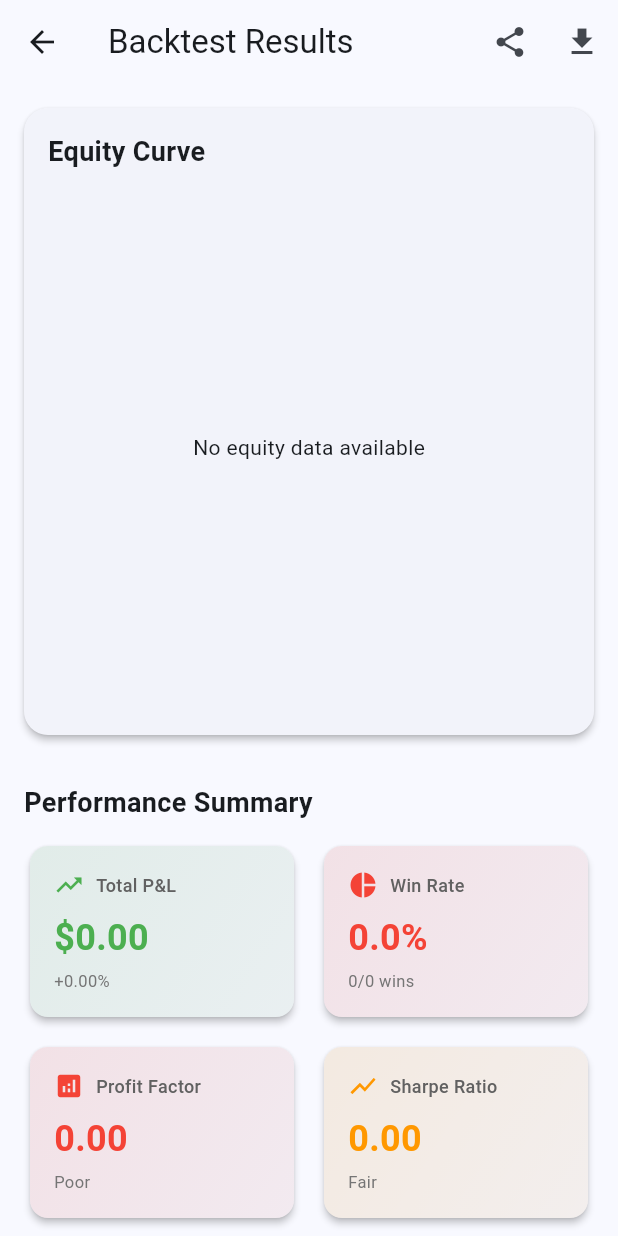
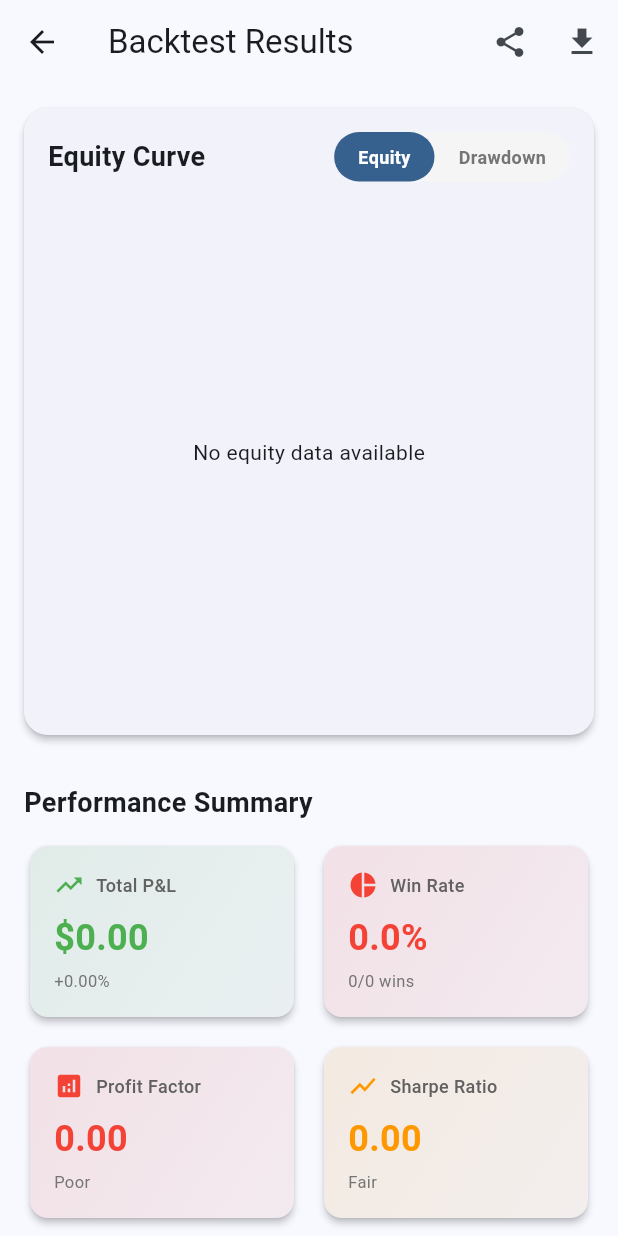
Before and after one commit to jjaenal/backtest-x, a Flutter app: the BacktestResultView screen opened directly with empty values, on a phone screen of 412 x 824 dp. Run offline on Flutter 3.47's test engine with Material 3 defaults, Android fonts, the phone set to English and light mode, and no system bars; our stand-ins replace csv, file_picker, fl_chart, font_awesome_flutter, freezed_annotation, logger and 5 more; missing offline and left inert: universal_html; accounts and stored records are empty.

Commit message:
add switch mode on equity curve

```diff
--- a/lib/ui/views/backtest_result/backtest_result_view.dart
+++ b/lib/ui/views/backtest_result/backtest_result_view.dart
@@ -52,12 +52,44 @@ class BacktestResultView extends StackedView<BacktestResultViewModel> {
                   child: Column(
                     crossAxisAlignment: CrossAxisAlignment.start,
                     children: [
-                      const Text(
-                        'Equity Curve',
-                        style: TextStyle(
-                          fontSize: 18,
-                          fontWeight: FontWeight.bold,
-                        ),
+                      Row(
+                        mainAxisAlignment: MainAxisAlignment.spaceBetween,
+                        children: [
+                          Text(
+                            viewModel.chartMode == ChartMode.equity
+                                ? 'Equity Curve'
+                                : 'Drawdown Chart',
+                            style: const TextStyle(
+                              fontSize: 18,
+                              fontWeight: FontWeight.bold,
+                            ),
+                          ),
+                          Container(
+                            decoration: BoxDecoration(
+                              color: Colors.grey[100],
+                              borderRadius: BorderRadius.circular(25),
+                            ),
+                            child: Row(
+                              mainAxisSize: MainAxisSize.min,
+                              children: [
+                                _buildModeButton(
+                                  context,
+                                  'Equity',
+                                  ChartMode.equity,
+                                  viewModel.chartMode == ChartMode.equity,
+                                  () => viewModel.setChartMode(ChartMode.equity),
+                                ),
+                                _buildModeButton(
+                                  context,
+                                  'Drawdown',
+                                  ChartMode.drawdown,
+                                  viewModel.chartMode == ChartMode.drawdown,
+                                  () => viewModel.setChartMode(ChartMode.drawdown),
+                                ),
+                              ],
+                            ),
+                          ),
+                        ],
                       ),
                       const SizedBox(height: 8),
                       Expanded(
@@ -66,7 +98,8 @@ class BacktestResultView extends StackedView<BacktestResultViewModel> {
                           initialCapital: result.summary.totalPnl > 0
                               ? result.equityCurve.first.equity
                               : 10000, // Default initial capital
-                          showDrawdown: true,
+                          showDrawdown: viewModel.chartMode == ChartMode.drawdown,
+                          chartMode: viewModel.chartMode,
                         ),
                       ),
                     ],
@@ -624,6 +657,33 @@ class BacktestResultView extends StackedView<BacktestResultViewModel> {
     );
   }
 
+  Widget _buildModeButton(
+    BuildContext context,
+    String label,
+    ChartMode mode,
+    bool isSelected,
+    VoidCallback onTap,
+  ) {
+    return GestureDetector(
+      onTap: onTap,
+      child: Container(
+        padding: const EdgeInsets.symmetric(horizontal: 16, vertical: 8),
+        decoration: BoxDecoration(
+          color: isSelected ? Theme.of(context).primaryColor : Colors.transparent,
+          borderRadius: BorderRadius.circular(20),
+        ),
+        child: Text(
+          label,
+          style: TextStyle(
+            fontSize: 12,
+            fontWeight: FontWeight.w600,
+            color: isSelected ? Colors.white : Colors.grey[600],
+          ),
+        ),
+      ),
+    );
+  }
+
   @override
   BacktestResultViewModel viewModelBuilder(BuildContext context) =>
       BacktestResultViewModel(result);
--- a/lib/ui/views/backtest_result/backtest_result_viewmodel.dart
+++ b/lib/ui/views/backtest_result/backtest_result_viewmodel.dart
@@ -12,11 +12,30 @@ import 'dart:io';
 import 'package:universal_html/html.dart' if (dart.library.html) 'dart:html'
     as html;
 
+enum ChartMode { equity, drawdown }
+
 class BacktestResultViewModel extends BaseViewModel {
   final BacktestResult result;
   final _snackbarService = locator<SnackbarService>();
 
+  // Chart mode state
+  ChartMode _chartMode = ChartMode.equity;
+  ChartMode get chartMode => _chartMode;
+
   BacktestResultViewModel(this.result);
+
+  // Method untuk mengubah chart mode
+  void setChartMode(ChartMode mode) {
+    _chartMode = mode;
+    notifyListeners();
+  }
+
+  // Toggle chart mode
+  void toggleChartMode() {
+    _chartMode =
+        _chartMode == ChartMode.equity ? ChartMode.drawdown : ChartMode.equity;
+    notifyListeners();
+  }
 
   // Properti tambahan untuk data yang tidak ada di BacktestResult
   String get strategyName => 'Strategy ${result.strategyId}';
@@ -164,7 +183,9 @@ Generated by BacktestX
     final anchor = html.AnchorElement(href: url)
       ..setAttribute('download', fileName)
       ..click();
-    html.Url.revokeObjectUrl(url);
+    if (anchor.href != null) {
+      html.Url.revokeObjectUrl(url);
+    }
   }
 
   Future<void> _saveFileForMobile(String csv, String fileName) async {
--- a/lib/ui/widgets/equity_curve_chart.dart
+++ b/lib/ui/widgets/equity_curve_chart.dart
@@ -1,4 +1,5 @@
 import 'package:backtestx/models/trade.dart';
+import 'package:backtestx/ui/views/backtest_result/backtest_result_viewmodel.dart';
 import 'package:fl_chart/fl_chart.dart';
 import 'package:flutter/material.dart';
 
@@ -6,12 +7,14 @@ class EquityCurveChart extends StatelessWidget {
   final List<EquityPoint> equityCurve;
   final double initialCapital;
   final bool showDrawdown;
+  final ChartMode? chartMode;
 
   const EquityCurveChart({
     Key? key,
     required this.equityCurve,
     required this.initialCapital,
     this.showDrawdown = true,
+    this.chartMode,
   }) : super(key: key);
 
   @override
@@ -20,22 +23,31 @@ class EquityCurveChart extends StatelessWidget {
       return const Center(child: Text('No equity data available'));
     }
 
+    // Jika chartMode diset, gunakan mode tersebut untuk menentukan tampilan
+    final bool shouldShowOnlyDrawdown = chartMode == ChartMode.drawdown;
+    final bool shouldShowOnlyEquity = chartMode == ChartMode.equity;
+
     return Column(
       children: [
-        _buildStatsRow(),
-        const SizedBox(height: 16),
-        Expanded(
-          flex: showDrawdown ? 7 : 10,
-          child: Padding(
-            padding: const EdgeInsets.only(right: 16, top: 8),
-            child: LineChart(_buildEquityChartData()),
+        if (!shouldShowOnlyDrawdown) _buildStatsRow(),
+        if (!shouldShowOnlyDrawdown) const SizedBox(height: 16),
+
+        // Tampilkan equity chart jika mode equity atau mode default dengan showDrawdown
+        if (shouldShowOnlyEquity || (!shouldShowOnlyDrawdown && !shouldShowOnlyEquity))
+          Expanded(
+            flex: (shouldShowOnlyEquity || !showDrawdown) ? 10 : 7,
+            child: Padding(
+              padding: const EdgeInsets.only(right: 16, top: 8),
+              child: LineChart(_buildEquityChartData()),
+            ),
           ),
-        ),
-        if (showDrawdown)
+
+        // Tampilkan drawdown chart jika mode drawdown atau mode default dengan showDrawdown
+        if (shouldShowOnlyDrawdown || (showDrawdown && !shouldShowOnlyEquity))
           Expanded(
-            flex: 3,
+            flex: shouldShowOnlyDrawdown ? 10 : 3,
             child: Padding(
-              padding: const EdgeInsets.only(right: 16, top: 16),
+              padding: EdgeInsets.only(right: 16, top: shouldShowOnlyDrawdown ? 8 : 16),
               child: LineChart(_buildDrawdownChartData()),
             ),
           ),
```
Also changed, not shown: 1 other file.
